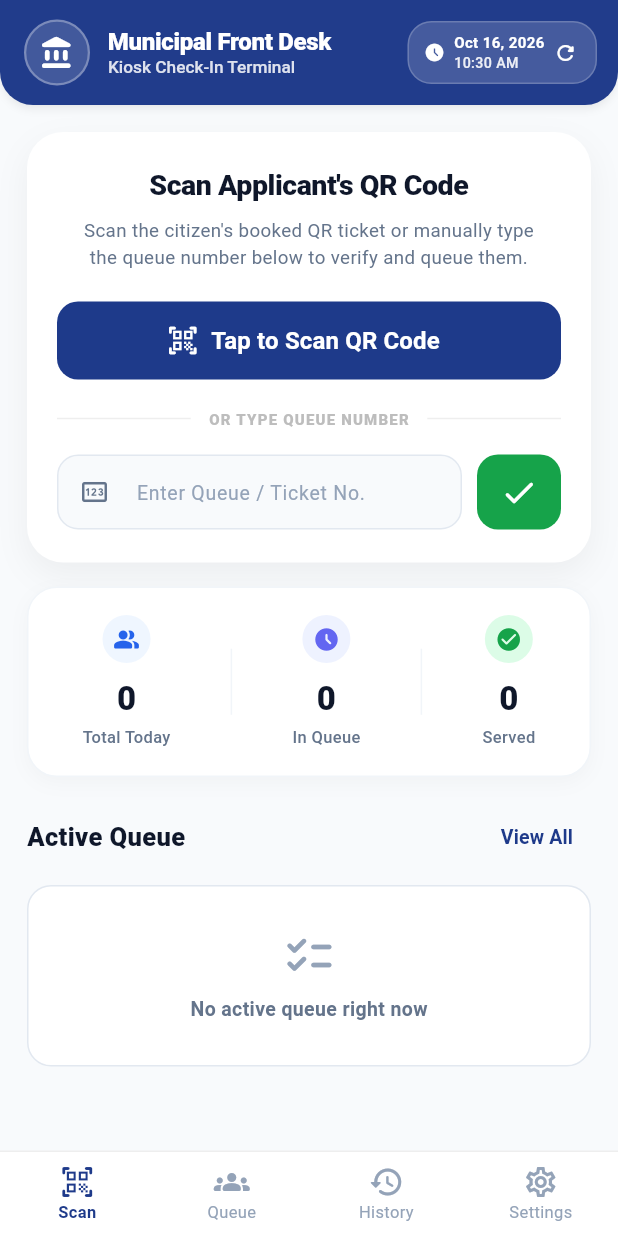
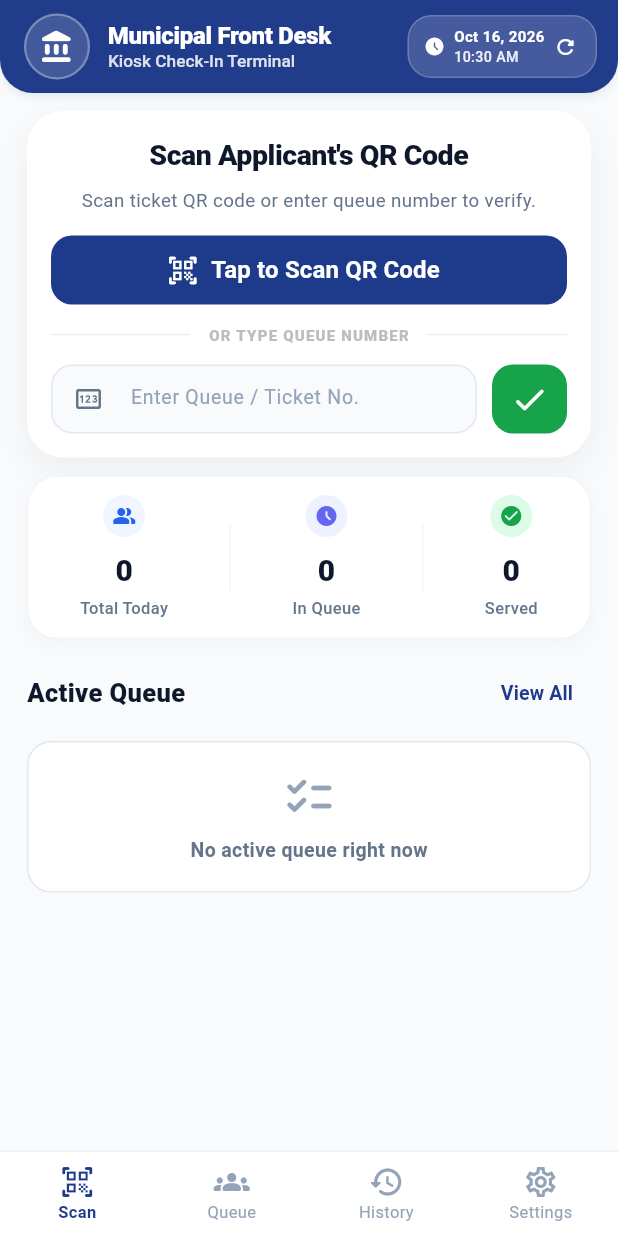
Before and after one commit to jhonemilmnilo/E-LGU-Barcode-and-QR-scanner, a Flutter app: the HomeScreen screen opened directly, on a phone screen of 412 x 824 dp. Run offline on Flutter 3.47's test engine with Material 3 defaults, Android fonts, the phone set to English and light mode, and no system bars; our stand-ins replace shared_preferences; missing offline and left inert: mobile_scanner; accounts and stored records are empty; network calls fail.

Commit message:
I resolve the issue of the gray card below the homepage

```diff
--- a/lib/screens/home_screen.dart
+++ b/lib/screens/home_screen.dart
@@ -584,7 +584,7 @@ class _HomeScreenState extends State<HomeScreen> {
       foregroundColor: Colors.white,
       elevation: 2,
       shadowColor: Colors.black26,
-      toolbarHeight: 70,
+      toolbarHeight: 62,
       titleSpacing: 16,
       automaticallyImplyLeading: false,
       shape: const RoundedRectangleBorder(
@@ -708,7 +708,7 @@ class _HomeScreenState extends State<HomeScreen> {
   Widget _buildScanHeroCard() {
     return Container(
       margin: const EdgeInsets.symmetric(horizontal: 18),
-      padding: const EdgeInsets.symmetric(vertical: 22, horizontal: 20),
+      padding: const EdgeInsets.symmetric(vertical: 16, horizontal: 16),
       decoration: BoxDecoration(
         color: Colors.white,
         borderRadius: BorderRadius.circular(24),
@@ -736,7 +736,7 @@ class _HomeScreenState extends State<HomeScreen> {
           const Padding(
             padding: EdgeInsets.symmetric(horizontal: 8),
             child: Text(
-              "Scan the citizen's booked QR ticket or manually type the queue number below to verify and queue them.",
+              "Scan ticket QR code or enter queue number to verify.",
               textAlign: TextAlign.center,
               style: TextStyle(
                 fontSize: 12.5,
@@ -745,11 +745,11 @@ class _HomeScreenState extends State<HomeScreen> {
               ),
             ),
           ),
-          const SizedBox(height: 20),
+          const SizedBox(height: 14),
           // Tap to Scan Button
           SizedBox(
             width: double.infinity,
-            height: 52,
+            height: 46,
             child: ElevatedButton.icon(
               onPressed: _openScanner,
               icon: const Icon(Icons.qr_code_scanner_rounded, size: 22),
@@ -765,7 +765,7 @@ class _HomeScreenState extends State<HomeScreen> {
               ),
             ),
           ),
-          const SizedBox(height: 18),
+          const SizedBox(height: 12),
           // Divider
           Row(
             children: [
@@ -785,13 +785,13 @@ class _HomeScreenState extends State<HomeScreen> {
               Expanded(child: Divider(color: Colors.grey.shade200, thickness: 1)),
             ],
           ),
-          const SizedBox(height: 16),
+          const SizedBox(height: 12),
           // Manual Queue Number Input + Check Button
           Row(
             children: [
               Expanded(
                 child: Container(
-                  height: 50,
+                  height: 46,
                   decoration: BoxDecoration(
                     color: const Color(0xFFF8FAFC),
                     borderRadius: BorderRadius.circular(14),
@@ -824,8 +824,8 @@ class _HomeScreenState extends State<HomeScreen> {
               const SizedBox(width: 10),
               // Check Button
               SizedBox(
-                height: 50,
-                width: 56,
+                height: 46,
+                width: 50,
                 child: ElevatedButton(
                   onPressed: _isManualCheckingIn ? null : _handleManualCheckIn,
                   style: ElevatedButton.styleFrom(
@@ -857,7 +857,7 @@ class _HomeScreenState extends State<HomeScreen> {
   Widget _buildMetricsCard() {
     return Container(
       margin: const EdgeInsets.symmetric(horizontal: 18),
-      padding: const EdgeInsets.symmetric(vertical: 18, horizontal: 16),
+      padding: const EdgeInsets.symmetric(vertical: 12, horizontal: 14),
       decoration: BoxDecoration(
         color: Colors.white,
         borderRadius: BorderRadius.circular(20),
@@ -911,15 +911,15 @@ class _HomeScreenState extends State<HomeScreen> {
     return Column(
       children: [
         Container(
-          padding: const EdgeInsets.all(7),
+          padding: const EdgeInsets.all(6),
           decoration: BoxDecoration(color: iconBg, shape: BoxShape.circle),
-          child: Icon(icon, color: iconColor, size: 18),
+          child: Icon(icon, color: iconColor, size: 16),
         ),
         const SizedBox(height: 8),
         Text(
           count,
           style: const TextStyle(
-            fontSize: 22,
+            fontSize: 20,
             fontWeight: FontWeight.w900,
             color: Color(0xFF0F172A),
           ),
@@ -968,7 +968,7 @@ class _HomeScreenState extends State<HomeScreen> {
           const SizedBox(height: 8),
           if (_activeQueue.isEmpty)
             Container(
-              padding: const EdgeInsets.all(28),
+              padding: const EdgeInsets.symmetric(vertical: 18, horizontal: 16),
               alignment: Alignment.center,
               decoration: BoxDecoration(
                 color: Colors.white,
@@ -1108,13 +1108,13 @@ class _HomeScreenState extends State<HomeScreen> {
           physics: const AlwaysScrollableScrollPhysics(),
           child: Column(
             children: [
-              const SizedBox(height: 18),
+              const SizedBox(height: 12),
               _buildScanHeroCard(),
-              const SizedBox(height: 16),
+              const SizedBox(height: 12),
               _buildMetricsCard(),
-              const SizedBox(height: 16),
+              const SizedBox(height: 12),
               _buildActiveQueueSection(),
-              const SizedBox(height: 30),
+              const SizedBox(height: 24),
             ],
           ),
         ),
```
Also changed, not shown: flutter_01.png (deleted).
